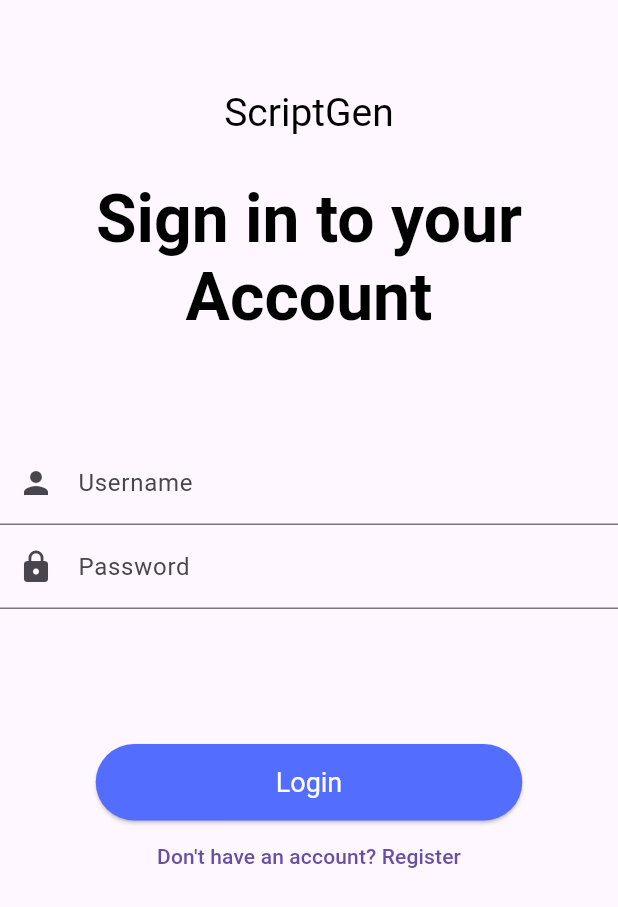
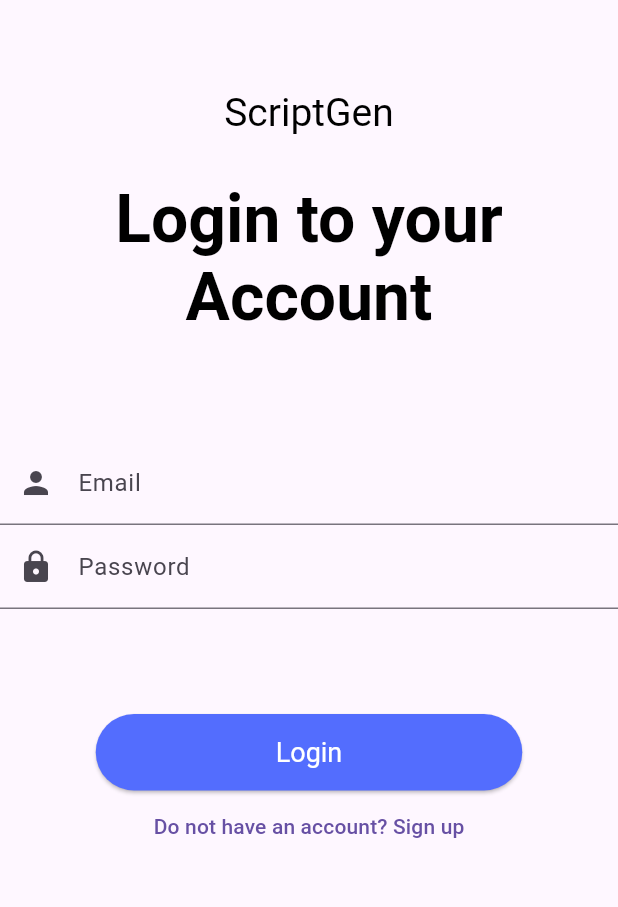
Before and after one commit to D-Yuva/VerbaForge, a Flutter app: the screen it shows after launch, on a phone screen of 412 x 824 dp. Shown: the top 907 px of the screen. Run offline on Flutter 3.47's test engine with Material 3 defaults, Android fonts, the phone set to English and light mode, and no system bars.

Commit message:
Update main.dart

```diff
--- a/app/lib/main.dart
+++ b/app/lib/main.dart
@@ -1,111 +1,136 @@
 import 'package:flutter/material.dart';
+import 'package:provider/provider.dart';
+
 import 'ScriptGeneratorScreen.dart';
-import 'package:provider/provider.dart';
 
 void main() {
   runApp(MyApp());
 }
 
-
-
-// User model
-class User {
-  final String username;
-  final String password;
-
-  User({required this.username, required this.password});
-}
-
-// Authentication provider
-class AuthProvider with ChangeNotifier {
-  User? _user;
-
-  User? get user => _user;
-
-  bool login(String username, String password) {
-    // Dummy login logic
-    if (username == 'test' && password == 'password') {
-      _user = User(username: username, password: password);
-      notifyListeners();
-      return true;
-    }
-    return false;
-  }
-
-  bool register(String username, String password) {
-    // Dummy registration logic
-    if (username.isNotEmpty && password.isNotEmpty) {
-      _user = User(username: username, password: password);
-      notifyListeners();
-      return true;
-    }
-    return false;
-  }
-
-  void logout() {
-    _user = null;
-    notifyListeners();
-  }
-}
-
-
-
 class MyApp extends StatelessWidget {
   @override
   Widget build(BuildContext context) {
-    return ChangeNotifierProvider(
-      create: (context) => AuthProvider(),
-      child: MaterialApp(
-        title: 'Flutter Login/Register',
+    return MaterialApp(
+      title: 'Flutter Sign Up/Login',
       theme: ThemeData(
         primarySwatch: Colors.blue,
       ),
-        home: AuthScreen(),
-      ),
+      home: LoginPage(registeredEmail: 'Email', registeredPassword: 'Password',),
     );
   }
 }
+class LoginPage extends StatelessWidget {
+  final TextEditingController emailController = TextEditingController();
+  final TextEditingController passwordController = TextEditingController();
 
-class AuthScreen extends StatefulWidget {
+  final String registeredEmail;
+  final String registeredPassword;
+
+  LoginPage({required this.registeredEmail, required this.registeredPassword});
+
   @override
-  _AuthScreenState createState() => _AuthScreenState();
+  Widget build(BuildContext context) {
+    return Scaffold(
+      body:  Column(
+        crossAxisAlignment: CrossAxisAlignment.center, // Center horizontally
+        children: [
+          // RichText widget to show different font sizes for text
+          Padding(
+            padding: const EdgeInsets.only(top: 60.0), // Adjust this value as needed
+            child:RichText(
+              textAlign: TextAlign.center,
+              text: TextSpan(
+                children: [
+                  TextSpan(
+                    text: 'ScriptGen\n\n',
+                    style: TextStyle(
+                      fontSize: 26.0, // Smaller font size for "AI Powered"
+                      fontWeight: FontWeight.normal,
+                      color: Colors.black,
+                    ),
+                  ),
+                  TextSpan(
+                    text: 'Login to your\nAccount',
+                    style: TextStyle(
+                      fontSize: 44.0, // Larger font size for "ScriptGen"
+                      fontWeight: FontWeight.bold,
+                      color: Colors.black,
+                    ),
+                  ),
+                ],
+              ),
+            ),
+          ),
+          SizedBox(height: 70.0),
+          TextField(
+            controller: emailController,
+            decoration: InputDecoration(
+                prefixIcon: Icon(Icons.person), // Lock icon for password
+
+                labelText: 'Email'),
+          ),
+          TextField(
+            controller: passwordController,
+            obscureText: true,
+            decoration: InputDecoration(
+                prefixIcon: Icon(Icons.lock), // Lock icon for password
+
+                labelText: 'Password'),
+          ),
+          SizedBox(height: 70),
+          ElevatedButton(
+            style: ElevatedButton.styleFrom(
+              foregroundColor: Colors.white, backgroundColor: Colors.indigoAccent,
+              padding: EdgeInsets.symmetric(horizontal: 120.0, vertical: 15.0),
+              textStyle: TextStyle(fontSize: 18.0),
+            ),
+            onPressed: () {
+              String email = emailController.text;
+              String password = passwordController.text;
+
+              if (email == registeredEmail && password == registeredPassword) {
+                // Successful login, navigate to HomePage
+                Navigator.pushReplacement(
+                  context,
+                  MaterialPageRoute(builder: (context) => HomePage()),
+                );
+              } else {
+                // Show error message and option to go back to Sign Up Page
+                ScaffoldMessenger.of(context).showSnackBar(
+                  SnackBar(content: Text('Invalid email or password')),
+                );
+              }
+            },
+            child: Text('Login'),
+          ),
+          TextButton(
+            onPressed: () {
+              Navigator.pushReplacement(
+                context,
+                MaterialPageRoute(builder: (context) => SignUpPage()),
+              );
+            },
+            child: Text('Do not have an account? Sign up'),
+          ),
+        ],
+      ),
+    );
+
+  }
+}
+class SignUpPage extends StatelessWidget {
+  final TextEditingController emailController = TextEditingController();
+  final TextEditingController passwordController = TextEditingController();
+
+  bool _validateEmail(String email) {
+    final emailPattern = RegExp(r'^[a-zA-Z0-9._%+-]+@scriptgen\.com$');
+    return emailPattern.hasMatch(email);
   }
 
-class _AuthScreenState extends State<AuthScreen> {
-  final _usernameController = TextEditingController();
-  final _passwordController = TextEditingController();
-  bool _isLogin = true;
-  String _errorMessage = '';
-
-  void _toggleMode() {
-    setState(() {
-      _isLogin = !_isLogin;
-      _errorMessage = '';
-    });
-  }
-
-  void _submit() {
-    final authProvider = Provider.of<AuthProvider>(context, listen: false);
-    final username = _usernameController.text;
-    final password = _passwordController.text;
-    bool success;
-
-    if (_isLogin) {
-      success = authProvider.login(username, password);
-    } else {
-      success = authProvider.register(username, password);
-    }
-
-    if (!success) {
-      setState(() {
-        _errorMessage = 'Invalid username or password';
-      });
-    } else {
-      Navigator.pushReplacement(
-        context,
-        MaterialPageRoute(builder: (context) => HomeScreen()),
-      );
-    }
+  bool _validatePassword(String password) {
+    final passwordPattern =
+    RegExp(r'^(?=.*[a-z])(?=.*[A-Z])(?=.*\W).+$');
+    return passwordPattern.hasMatch(password);
   }
 
   @override
@@ -142,50 +167,60 @@ class _AuthScreenState extends State<AuthScreen> {
       ),
     ),
 
-
-            SizedBox(height: 70),
+    SizedBox(height: 70.0),
 
       TextField(
-              controller: _usernameController,
+              controller: emailController,
               decoration: InputDecoration(
                   prefixIcon: Icon(Icons.person), // Icon for username
 
-                  labelText: 'Username'),
+                  labelText: 'Email'),
 
       ),
             TextField(
-              controller: _passwordController,
+              controller: passwordController,
+              obscureText: true,
               decoration: InputDecoration(
-
                   prefixIcon: Icon(Icons.lock), // Lock icon for password
 
                   labelText: 'Password'),
-              obscureText: true,
             ),
-            SizedBox(height: 30),
-            if (_errorMessage.isNotEmpty)
-              Text(
-                _errorMessage,
-                style: TextStyle(color: Colors.red),
-              ),
-            SizedBox(height: 60),
+            SizedBox(height: 70),
             ElevatedButton(
-              onPressed: _submit,
-              child: Text(_isLogin ? 'Login' : 'Register'),
               style: ElevatedButton.styleFrom(
                 foregroundColor: Colors.white, backgroundColor: Colors.indigoAccent,
                 padding: EdgeInsets.symmetric(horizontal: 120.0, vertical: 15.0),
                 textStyle: TextStyle(fontSize: 18.0),
               ),
+              onPressed: () {
+                String email = emailController.text;
+                String password = passwordController.text;
+
+                if (!_validateEmail(email)) {
+                  ScaffoldMessenger.of(context).showSnackBar(
+                    SnackBar(content: Text('Email must be in the format name@scriptgen.com')),
+                  );
+                } else if (!_validatePassword(password)) {
+                  ScaffoldMessenger.of(context).showSnackBar(
+                    SnackBar(content: Text('Password must contain at least one uppercase letter, one lowercase letter, and one special character')),
+                  );
+                } else {
+                  // Navigate to Login Page after registration
+                  Navigator.pushReplacement(
+                    context,
+                    MaterialPageRoute(
+                      builder: (context) => LoginPage(
+                        registeredEmail: email,
+                        registeredPassword: password,
                       ),
-            TextButton(
-              onPressed: _toggleMode,
-              child: Text(_isLogin
-                  ? 'Don\'t have an account? Register'
-                  : 'Already have an account? Login'),
                     ),
-          ],
-        )
+                  );
+                }
+              },
+              child: Text('Register'),
+            ),
+    ]
+      ),
     );
 
 
@@ -193,10 +228,11 @@ class _AuthScreenState extends State<AuthScreen> {
   }
 }
 
-class HomeScreen extends StatelessWidget {
+
+
+class HomePage extends StatelessWidget {
   @override
   Widget build(BuildContext context) {
-    final authProvider = Provider.of<AuthProvider>(context);
     return Scaffold(
 
 
@@ -266,6 +302,9 @@ class HomeScreen extends StatelessWidget {
   }
 
 }
+
+
+
 class Generator extends StatelessWidget {
   @override
   Widget build(BuildContext context) {
```
Lines whose indentation alone changed are shown as unchanged.
